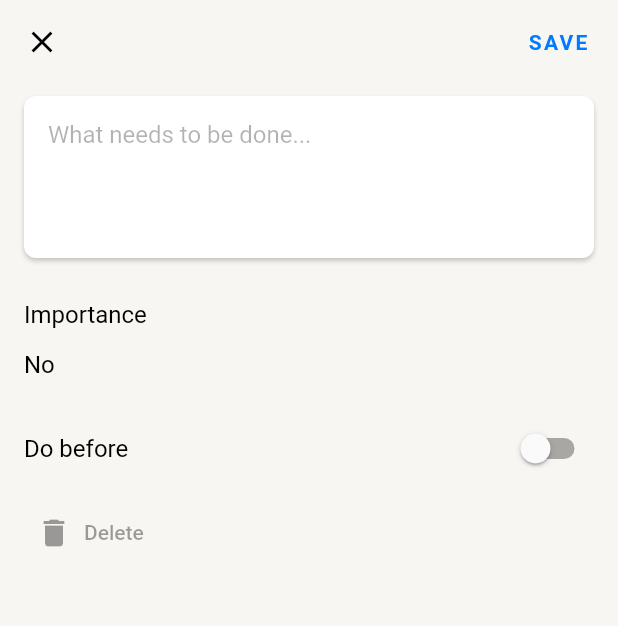
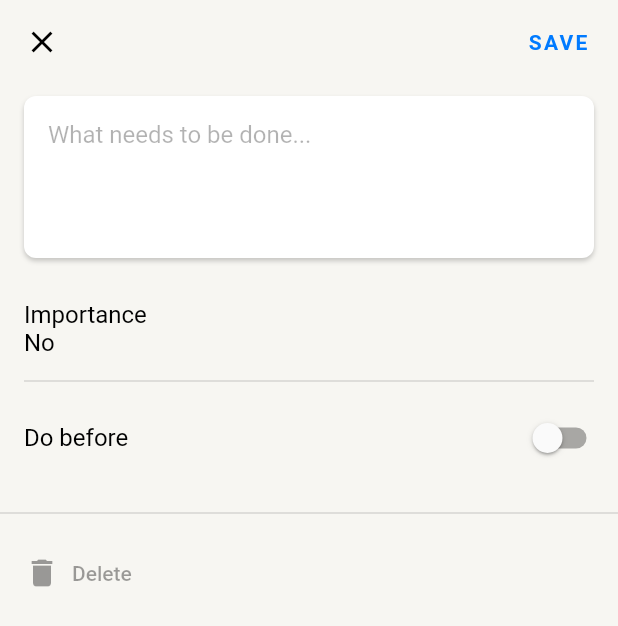
Before and after one commit to StarProxima/todo-manager, a Flutter app: the _TaskDetailsPage screen opened directly, on a phone screen of 412 x 824 dp. Shown: the top 626 px of the screen. Run offline on Flutter 3.47's test engine with Material 2 defaults, Android fonts, the phone set to English and light mode, and no system bars; our stand-ins replace firebase_core, firebase_crashlytics, firebase_remote_config, flutter_riverpod, flutter_svg, freezed_annotation and 4 more; missing offline and left inert: appmetrica_plugin; accounts and stored records are empty; network calls fail.

Commit message:
TaskDetails refactor

```diff
--- a/lib/styles/app_theme.dart
+++ b/lib/styles/app_theme.dart
@@ -10,6 +10,7 @@ abstract class AppTheme {
           secondary: _AppLightColors.blue,
           onSecondary: _AppLightColors.white,
         ),
+    dividerColor: _AppLightColors.supportSeparator,
     toggleableActiveColor: _AppLightColors.blue,
     errorColor: _AppLightColors.red,
     scaffoldBackgroundColor: _AppLightColors.backPrimary,
@@ -56,6 +57,7 @@ abstract class AppTheme {
           secondary: _AppDarkColors.blue,
           onSecondary: _AppDarkColors.white,
         ),
+    dividerColor: _AppDarkColors.supportSeparator,
     toggleableActiveColor: _AppDarkColors.blue,
     errorColor: _AppDarkColors.red,
     scaffoldBackgroundColor: _AppDarkColors.backPrimary,
--- a/lib/ui/task_details_page/task_details_page.dart
+++ b/lib/ui/task_details_page/task_details_page.dart
@@ -5,7 +5,7 @@ import '../../router/app_router_delegate.dart';
 import 'widgets/task_details_deadline.dart';
 
 import '../../models/task_model.dart';
-import 'widgets/importance_dropdown_button.dart';
+import 'widgets/task_details_importance.dart';
 import 'widgets/task_details_text_field.dart';
 
 import '../../generated/l10n.dart';
@@ -113,20 +113,38 @@ class _TaskDetailsPageState extends ConsumerState<_TaskDetailsPage> {
       ),
       body: SafeArea(
         child: ListView(
-          padding: const EdgeInsets.only(left: 16, right: 16, top: 8),
+          padding: const EdgeInsets.only(top: 8),
           children: [
-            TaskDetailsTextField(
+            Padding(
+              padding: const EdgeInsets.symmetric(horizontal: 16),
+              child: TaskDetailsTextField(
                 controller: controller,
               ),
-            const SizedBox(
-              height: 28,
             ),
-            const Align(
+            const SizedBox(height: 28),
+            const Padding(
+              padding: EdgeInsets.symmetric(horizontal: 16),
+              child: Align(
                 alignment: Alignment.centerLeft,
-              child: ImportanceDropdownButton(),
+                child: TaskDetailsImportance(),
               ),
-            const TaskDetailsDeadline(),
-            Align(
+            ),
+            const SizedBox(height: 8),
+            const Divider(
+              indent: 16,
+              endIndent: 16,
+            ),
+            const SizedBox(height: 6),
+            const Padding(
+              padding: EdgeInsets.symmetric(horizontal: 8),
+              child: TaskDetailsDeadline(),
+            ),
+            const SizedBox(height: 18),
+            const Divider(),
+            const SizedBox(height: 8),
+            Padding(
+              padding: const EdgeInsets.symmetric(horizontal: 8),
+              child: Align(
                 alignment: Alignment.centerLeft,
                 child: TextButton.icon(
                   icon: const Icon(Icons.delete),
@@ -137,6 +155,7 @@ class _TaskDetailsPageState extends ConsumerState<_TaskDetailsPage> {
                   onPressed: !isNewTask ? deleteTask : null,
                 ),
               ),
+            ),
           ],
         ),
       ),
--- a/lib/ui/task_details_page/widgets/importance_dropdown_button.dart
+++ /dev/null
@@ -1,74 +0,0 @@
-import 'package:flutter/material.dart';
-import 'package:flutter_riverpod/flutter_riverpod.dart';
-import '../../../styles/app_theme.dart';
-
-import '../../../generated/l10n.dart';
-import '../../../models/importance.dart';
-import '../task_details_page.dart';
-
-class ImportanceDropdownButton extends ConsumerWidget {
-  const ImportanceDropdownButton({
-    Key? key,
-  }) : super(key: key);
-
-  @override
-  Widget build(BuildContext context, WidgetRef ref) {
-    var textTheme = Theme.of(context).textTheme;
-    final importance =
-        ref.watch(currentEditableTask.select((value) => value.importance));
-    return Column(
-      mainAxisSize: MainAxisSize.min,
-      crossAxisAlignment: CrossAxisAlignment.start,
-      children: [
-        Text(
-          S.of(context).importance,
-        ),
-        SizedBox(
-          width: 164,
-          child: ButtonTheme(
-            // alignedDropdown: true,
-
-            child: DropdownButtonHideUnderline(
-              child: DropdownButton<Importance>(
-                value: importance,
-                icon: const SizedBox(),
-                borderRadius: const BorderRadius.all(Radius.circular(2)),
-                elevation: 3,
-                items: [
-                  DropdownMenuItem<Importance>(
-                    value: Importance.basic,
-                    child: Text(
-                      S.of(context).importanceBasic,
-                      style: textTheme.bodySmall,
-                    ),
-                  ),
-                  DropdownMenuItem<Importance>(
-                    value: Importance.low,
-                    child: Text(
-                      S.of(context).importanceLow,
-                    ),
-                  ),
-                  DropdownMenuItem<Importance>(
-                    value: Importance.important,
-                    child: Text(
-                      S.of(context).importanceImportant,
-                      style: textTheme.bodyMedium!.copyWith(
-                        color: AppColors.red,
-                      ),
-                    ),
-                  ),
-                ],
-                onChanged: (Importance? value) {
-                  if (value != null) {
-                    ref.read(currentEditableTask.notifier).state =
-                        ref.read(currentEditableTask).edit(importance: value);
-                  }
-                },
-              ),
-            ),
-          ),
-        )
-      ],
-    );
-  }
-}
--- a/lib/ui/task_details_page/widgets/task_details_deadline.dart
+++ b/lib/ui/task_details_page/widgets/task_details_deadline.dart
@@ -27,6 +27,12 @@ class _TaskDetailsDeadlineState extends ConsumerState<TaskDetailsDeadline>
     duration: const Duration(milliseconds: 400),
     vsync: this,
   );
+
+  @override
+  void dispose() {
+    animationController.dispose();
+    super.dispose();
+  }
 
   @override
   Widget build(BuildContext context) {
@@ -69,8 +75,9 @@ class _TaskDetailsDeadlineState extends ConsumerState<TaskDetailsDeadline>
                   ref.read(currentEditableTask).edit(deadline: date);
             }
           },
-          child: SizedBox(
-            height: 64,
+          child: Container(
+            height: 48,
+            padding: const EdgeInsets.symmetric(horizontal: 8),
             child: Column(
               crossAxisAlignment: CrossAxisAlignment.start,
               mainAxisAlignment: MainAxisAlignment.center,
--- /dev/null
+++ b/lib/ui/task_details_page/widgets/task_details_importance.dart
@@ -0,0 +1,100 @@
+import 'package:flutter/material.dart';
+import 'package:flutter_riverpod/flutter_riverpod.dart';
+
+import '../../../generated/l10n.dart';
+import '../../../models/importance.dart';
+import '../../../styles/app_theme.dart';
+import '../task_details_page.dart';
+
+class TaskDetailsImportance extends ConsumerWidget {
+  const TaskDetailsImportance({
+    Key? key,
+  }) : super(key: key);
+
+  @override
+  Widget build(BuildContext context, WidgetRef ref) {
+    var textTheme = Theme.of(context).textTheme;
+    final importance =
+        ref.watch(currentEditableTask.select((value) => value.importance));
+    return Column(
+      mainAxisSize: MainAxisSize.min,
+      crossAxisAlignment: CrossAxisAlignment.start,
+      children: [
+        Container(
+          width: 164,
+          decoration: const BoxDecoration(
+            borderRadius: BorderRadius.all(Radius.circular(2)),
+          ),
+          clipBehavior: Clip.antiAlias,
+          child: Material(
+            type: MaterialType.transparency,
+            child: PopupMenuButton<Importance>(
+              tooltip: '',
+              constraints: const BoxConstraints(
+                minWidth: 164,
+              ),
+              child: SizedBox(
+                width: Size.infinite.width,
+                child: Column(
+                  mainAxisSize: MainAxisSize.min,
+                  crossAxisAlignment: CrossAxisAlignment.start,
+                  children: [
+                    Text(
+                      S.of(context).importance,
+                    ),
+                    _ImportanceText(importance: importance),
+                  ],
+                ),
+              ),
+              onSelected: (Importance item) {
+                ref.read(currentEditableTask.notifier).update(
+                      (state) => state.edit(importance: item),
+                    );
+              },
+              itemBuilder: (BuildContext context) =>
+                  <PopupMenuEntry<Importance>>[
+                for (final importanceValue in Importance.values)
+                  PopupMenuItem<Importance>(
+                    value: importanceValue,
+                    child: _ImportanceText(importance: importanceValue),
+                  ),
+              ],
+            ),
+          ),
+        )
+      ],
+    );
+  }
+}
+
+class _ImportanceText extends StatelessWidget {
+  const _ImportanceText({Key? key, required this.importance}) : super(key: key);
+
+  final Importance importance;
+
+  @override
+  Widget build(BuildContext context) {
+    switch (importance) {
+      case Importance.low:
+        return Text(
+          S.of(context).importanceLow,
+          style:
+              Theme.of(context).extension<AppTextStyle>()?.crossedOut?.copyWith(
+                    decoration: TextDecoration.none,
+                  ),
+        );
+      case Importance.basic:
+        return Text(
+          S.of(context).importanceBasic,
+          style: Theme.of(context).textTheme.bodyMedium,
+        );
+      case Importance.important:
+        return Text(
+          S.of(context).importanceImportant,
+          style: Theme.of(context).textTheme.bodyMedium!.copyWith(
+                color: AppColors.red,
+              ),
+        );
+    }
+  }
+}
```
Lines whose indentation alone changed are shown as unchanged.
